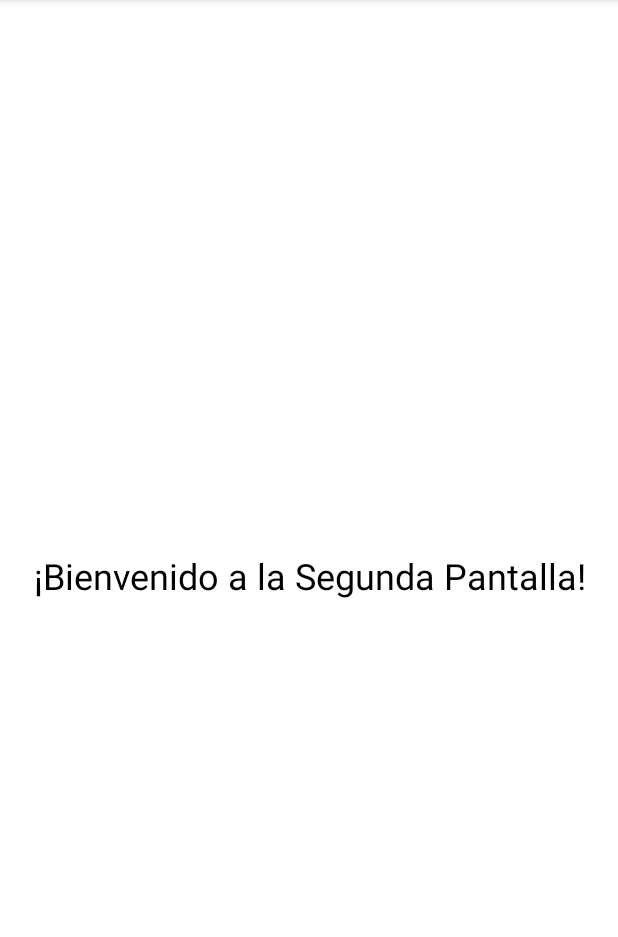
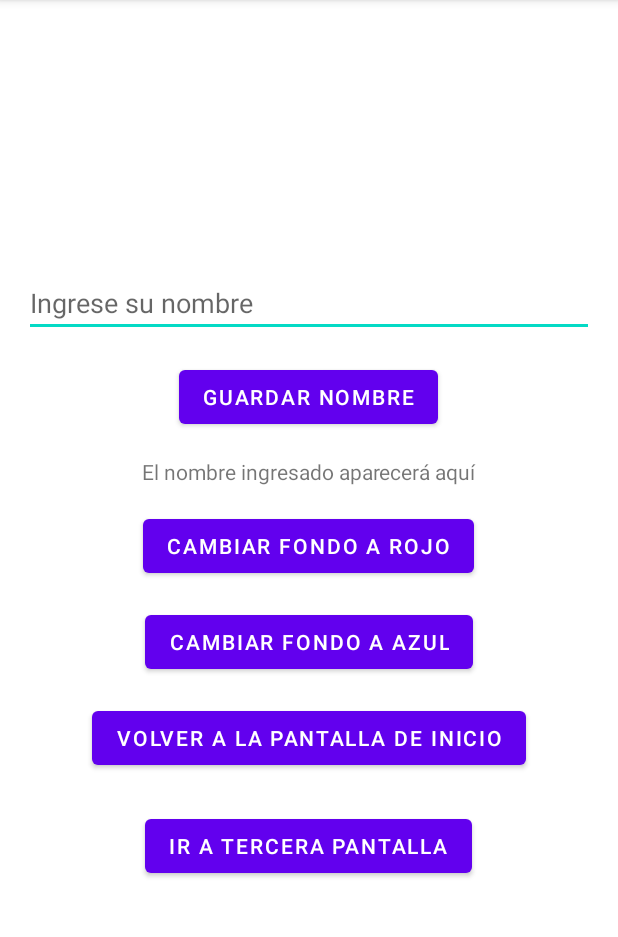
Before and after one commit to Tapiiaa/Aprendiendo, an Android app: the SecondActivity screen opened directly, with no data from a screen before it, on a phone screen of 412 x 824 dp, the part 84-1021 px from its top. Run offline under Robolectric (Android 15) with nearby library versions, the phone set to English and light mode, and no system bars.

```diff
--- a/app/src/main/AndroidManifest.xml
+++ b/app/src/main/AndroidManifest.xml
@@ -28,6 +28,11 @@
             android:exported="true">
         </activity>
 
+        <!-- Declaración de la tercera actividad -->
+        <activity android:name=".firstapppackage.ThirdActivity"
+            android:exported="true">
+        </activity>
+
     </application>
 
 </manifest>
--- a/app/src/main/java/com/example/aprendiendo/firstapp/SecondActivity.kt
+++ b/app/src/main/java/com/example/aprendiendo/firstapp/SecondActivity.kt
@@ -1,12 +1,60 @@
 package com.example.aprendiendo.firstapp
 
+
+import android.content.Intent
+import android.graphics.Color
 import androidx.appcompat.app.AppCompatActivity
 import android.os.Bundle
+import android.widget.Button
+import android.widget.EditText
+import android.widget.LinearLayout
+import android.widget.TextView
 import com.example.aprendiendo.R
+import com.example.aprendiendo.firstapppackage.FirstAppActivity
+import com.example.aprendiendo.firstapppackage.ThirdActivity
 
 class SecondActivity : AppCompatActivity() {
+
     override fun onCreate(savedInstanceState: Bundle?) {
         super.onCreate(savedInstanceState)
         setContentView(R.layout.activity_second)
+
+        // Referencias a los componentes de la UI
+        val layout: LinearLayout = findViewById(R.id.secondLayout)
+        val editTextName: EditText = findViewById(R.id.editTextName)
+        val textViewName: TextView = findViewById(R.id.textViewName)
+        val buttonSave: Button = findViewById(R.id.buttonSave)
+        val buttonThirdScreen: Button = findViewById(R.id.buttonThirdScreen)
+        val buttonBackToMain: Button = findViewById(R.id.buttonBackToMain)
+        val buttonChangeColorRed: Button = findViewById(R.id.buttonChangeColorRed)
+        val buttonChangeColorBlue: Button = findViewById(R.id.buttonChangeColorBlue)
+
+        // Listener para el botón de guardar
+        buttonSave.setOnClickListener {
+            val enteredName = editTextName.text.toString() // Obtener el nombre ingresado
+            textViewName.text = "Nombre ingresado: $enteredName" // Mostrar el nombre en el TextView
+        }
+
+        // Listener para navegar a la tercera pantalla
+        buttonThirdScreen.setOnClickListener {
+            val intent = Intent(this, ThirdActivity::class.java)
+            startActivity(intent)
+        }
+
+        // Listener para volver a la pantalla de inicio
+        buttonBackToMain.setOnClickListener {
+            val intent = Intent(this, FirstAppActivity::class.java)
+            startActivity(intent)
+        }
+
+        // Listener para cambiar el color del fondo a rojo
+        buttonChangeColorRed.setOnClickListener {
+            layout.setBackgroundColor(Color.RED)
+        }
+
+        // Listener para cambiar el color del fondo a azul
+        buttonChangeColorBlue.setOnClickListener {
+            layout.setBackgroundColor(Color.BLUE)
+        }
     }
 }
--- a/app/src/main/res/layout/activity_second.xml
+++ b/app/src/main/res/layout/activity_second.xml
@@ -1,16 +1,65 @@
 <?xml version="1.0" encoding="utf-8"?>
 <LinearLayout xmlns:android="http://schemas.android.com/apk/res/android"
+    android:id="@+id/secondLayout"
     android:layout_width="match_parent"
     android:layout_height="match_parent"
     android:orientation="vertical"
-    android:gravity="center"
-    android:padding="16dp">
+    android:padding="16dp"
+    android:gravity="center">
 
-    <TextView
+    <!-- Campo de texto para ingresar el nombre -->
+    <EditText
+        android:id="@+id/editTextName"
+        android:layout_width="match_parent"
+        android:layout_height="wrap_content"
+        android:hint="Ingrese su nombre" />
+
+    <!-- Botón para guardar el nombre -->
+    <Button
+        android:id="@+id/buttonSave"
         android:layout_width="wrap_content"
         android:layout_height="wrap_content"
-        android:text="¡Bienvenido a la Segunda Pantalla!"
-        android:textSize="24sp"
-        android:textColor="@color/black"
-        android:gravity="center"/>
+        android:text="Guardar Nombre"
+        android:layout_marginTop="16dp" />
+
+    <!-- TextView para mostrar el nombre ingresado -->
+    <TextView
+        android:id="@+id/textViewName"
+        android:layout_width="wrap_content"
+        android:layout_height="wrap_content"
+        android:text="El nombre ingresado aparecerá aquí"
+        android:layout_marginTop="16dp" />
+
+    <!-- Botón para cambiar el color del fondo a rojo -->
+    <Button
+        android:id="@+id/buttonChangeColorRed"
+        android:layout_width="wrap_content"
+        android:layout_height="wrap_content"
+        android:text="Cambiar fondo a rojo"
+        android:layout_marginTop="16dp" />
+
+    <!-- Botón para cambiar el color del fondo a azul -->
+    <Button
+        android:id="@+id/buttonChangeColorBlue"
+        android:layout_width="wrap_content"
+        android:layout_height="wrap_content"
+        android:text="Cambiar fondo a azul"
+        android:layout_marginTop="16dp" />
+
+    <!-- Botón para volver a la pantalla de inicio -->
+    <Button
+        android:id="@+id/buttonBackToMain"
+        android:layout_width="wrap_content"
+        android:layout_height="wrap_content"
+        android:text="Volver a la pantalla de inicio"
+        android:layout_marginTop="16dp" />
+
+    <!-- Botón para navegar a la tercera pantalla -->
+    <Button
+        android:id="@+id/buttonThirdScreen"
+        android:layout_width="wrap_content"
+        android:layout_height="wrap_content"
+        android:text="Ir a Tercera Pantalla"
+        android:layout_marginTop="24dp" />
+
 </LinearLayout>
```
Also changed, not shown: app/src/main/java/com/example/aprendiendo/firstapp/ThirdActivity.kt (added, +12 -0 lines), app/src/main/res/layout/activity_third.xml (added, +15 -0 lines).
